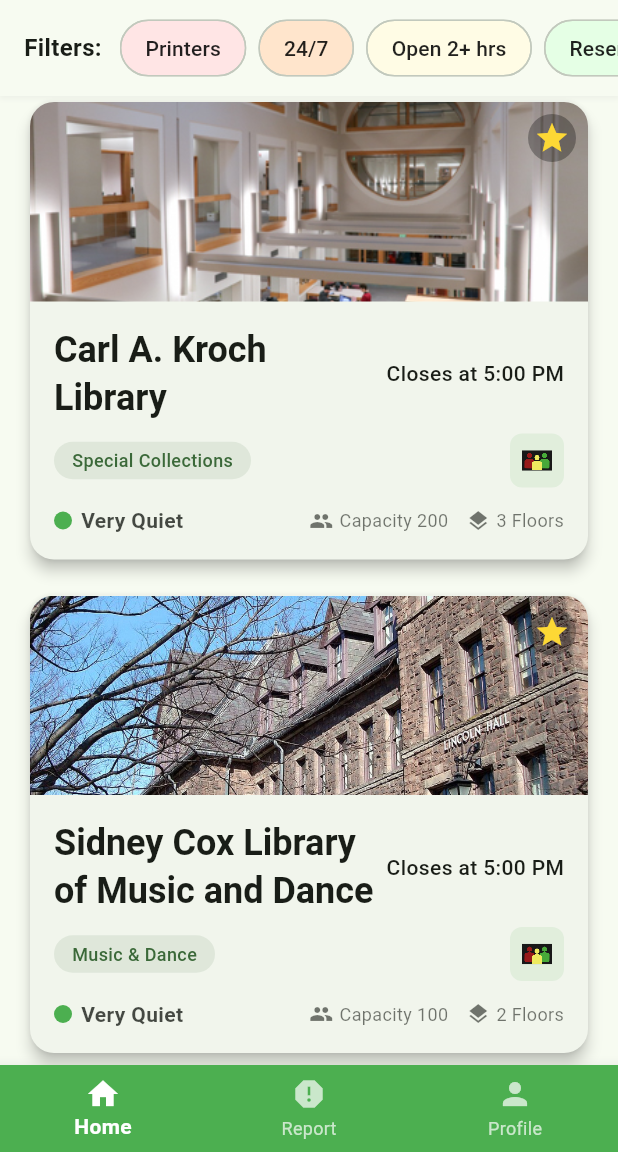
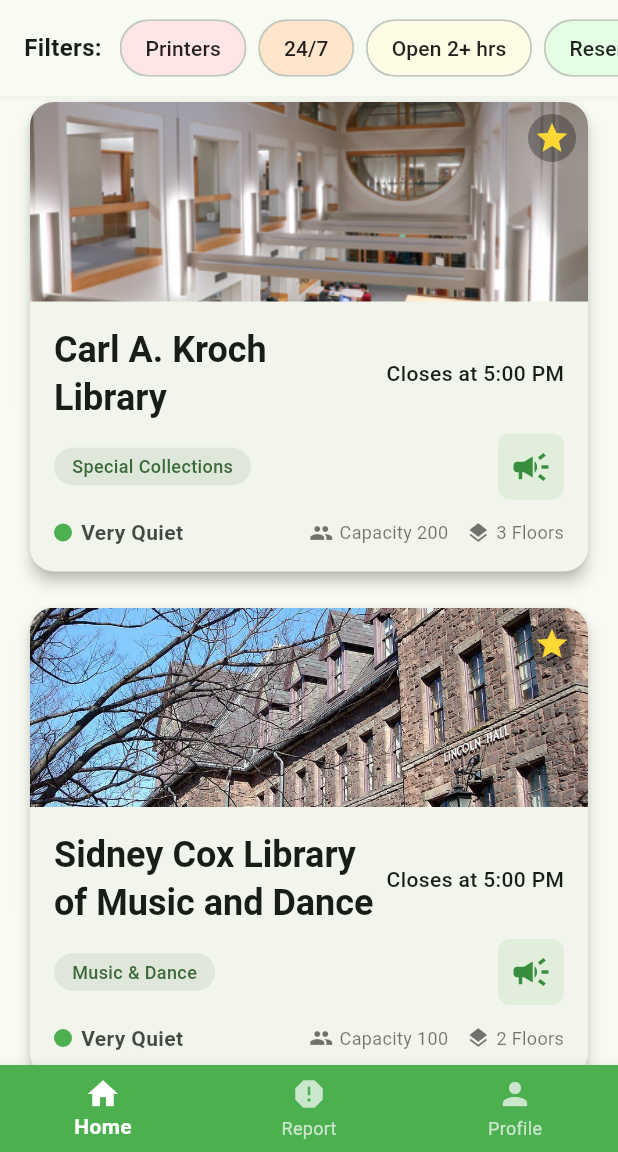
Before and after one commit to cycle4passion/StudySpacesApp, a Flutter app: the screen it shows after launch, on a phone screen of 412 x 824 dp, the part 84-1236 px from its top. Run offline on Flutter 3.47's test engine with Material 3 defaults, Android fonts, the light colour scheme and no system bars; our stand-ins replace shared_preferences, webview_flutter.

Commit message:
reservations overlay, new report bullhorn

```diff
--- a/lib/screens/home_screen.dart
+++ b/lib/screens/home_screen.dart
@@ -136,11 +136,7 @@
       case 'Open 2+ hrs':
         return _libraryOpenForHours(library, 2);
       case 'Reservations':
-        return library.features.any(
-          (feature) =>
-              feature.toLowerCase().contains('reservable rooms') ||
-              feature.toLowerCase().contains('booking'),
-        );
+        return library.reservationid != null;
       case 'Staffed':
         return library.features.any(
           (feature) => feature.toLowerCase().contains('research assistance'),
@@ -179,6 +175,80 @@
     int futureTime = currentTime + (hours * 100);
 
     return futureTime <= closeTime;
+  }
+
+  Widget _buildFilterRow() {
+    return Container(
+      width: double.infinity,
+      decoration: BoxDecoration(
+        color: Theme.of(context).scaffoldBackgroundColor,
+        boxShadow: [
+          BoxShadow(
+            color: Colors.grey.withOpacity(0.1),
+            spreadRadius: 1,
+            blurRadius: 2,
+            offset: const Offset(0, 1),
+          ),
+        ],
+      ),
+      padding: const EdgeInsets.symmetric(vertical: 12.0),
+      child: Row(
+        children: [
+          const Padding(
+            padding: EdgeInsets.only(left: 16.0, right: 12.0),
+            child: Text(
+              'Filters:',
+              style: TextStyle(fontWeight: FontWeight.w600, fontSize: 16),
+            ),
+          ),
+          Expanded(
+            child: SizedBox(
+              height: 40,
+              child: SingleChildScrollView(
+                scrollDirection: Axis.horizontal,
+                padding: const EdgeInsets.only(right: 16.0),
+                child: Row(
+                  children: filterStates.keys.map((filterName) {
+                    return Padding(
+                      padding: const EdgeInsets.only(right: 8.0),
+                      child: FilterChip(
+                        label: Text(
+                          filterName,
+                          style: TextStyle(
+                            color: filterStates[filterName] == true
+                                ? Colors.black87
+                                : Theme.of(context).brightness ==
+                                      Brightness.dark
+                                ? Colors.black87
+                                : Colors.black87,
+                            fontWeight: FontWeight.w500,
+                          ),
+                        ),
+                        selected: filterStates[filterName] ?? false,
+                        onSelected: (bool selected) {
+                          setState(() {
+                            filterStates[filterName] = selected;
+                            _applyFilters();
+                          });
+                        },
+                        backgroundColor: filterColors[filterName],
+                        selectedColor: filterColors[filterName]?.withOpacity(
+                          0.8,
+                        ),
+                        checkmarkColor: Colors.black87,
+                        shape: RoundedRectangleBorder(
+                          borderRadius: BorderRadius.circular(20.0),
+                        ),
+                      ),
+                    );
+                  }).toList(),
+                ),
+              ),
+            ),
+          ),
+        ],
+      ),
+    );
   }
 
   @override
@@ -225,8 +295,47 @@
           ),
         ],
       ),
-      body: filteredLibraries.isEmpty
+      body: libraries.isEmpty
           ? const Center(child: CircularProgressIndicator())
+          : filteredLibraries.isEmpty
+          ? Column(
+              children: [
+                _buildFilterRow(),
+                Expanded(
+                  child: Center(
+                    child: Padding(
+                      padding: const EdgeInsets.all(24.0),
+                      child: Column(
+                        mainAxisAlignment: MainAxisAlignment.center,
+                        children: [
+                          Icon(
+                            Icons.search_off,
+                            size: 80,
+                            color: Colors.grey.shade400,
+                          ),
+                          const SizedBox(height: 16),
+                          Text(
+                            'No Libraries Found',
+                            style: Theme.of(context).textTheme.headlineSmall
+                                ?.copyWith(
+                                  color: Colors.grey.shade600,
+                                  fontWeight: FontWeight.bold,
+                                ),
+                          ),
+                          const SizedBox(height: 8),
+                          Text(
+                            'Try adjusting your filters to see more results.',
+                            style: Theme.of(context).textTheme.bodyLarge
+                                ?.copyWith(color: Colors.grey.shade500),
+                            textAlign: TextAlign.center,
+                          ),
+                        ],
+                      ),
+                    ),
+                  ),
+                ),
+              ],
+            )
           : ListView.builder(
               padding: EdgeInsets
                   .zero, // Remove top padding to be flush with app bar
@@ -235,83 +344,7 @@
               itemBuilder: (context, index) {
                 // First item is the filter row
                 if (index == 0) {
-                  return Container(
-                    width: double.infinity,
-                    decoration: BoxDecoration(
-                      color: Theme.of(context).scaffoldBackgroundColor,
-                      boxShadow: [
-                        BoxShadow(
-                          color: Colors.grey.withOpacity(0.1),
-                          spreadRadius: 1,
-                          blurRadius: 2,
-                          offset: const Offset(0, 1),
-                        ),
-                      ],
-                    ),
-                    padding: const EdgeInsets.symmetric(vertical: 12.0),
-                    child: Row(
-                      children: [
-                        const Padding(
-                          padding: EdgeInsets.only(left: 16.0, right: 12.0),
-                          child: Text(
-                            'Filters:',
-                            style: TextStyle(
-                              fontWeight: FontWeight.w600,
-                              fontSize: 16,
-                            ),
-                          ),
-                        ),
-                        Expanded(
-                          child: SizedBox(
-                            height: 40,
-                            child: SingleChildScrollView(
-                              scrollDirection: Axis.horizontal,
-                              padding: const EdgeInsets.only(right: 16.0),
-                              child: Row(
-                                children: filterStates.keys.map((filterName) {
-                                  return Padding(
-                                    padding: const EdgeInsets.only(right: 8.0),
-                                    child: FilterChip(
-                                      label: Text(
-                                        filterName,
-                                        style: TextStyle(
-                                          color:
-                                              filterStates[filterName] == true
-                                              ? Colors.black87
-                                              : Theme.of(context).brightness ==
-                                                    Brightness.dark
-                                              ? Colors.black87
-                                              : Colors.black87,
-                                          fontWeight: FontWeight.w500,
-                                        ),
-                                      ),
-                                      selected:
-                                          filterStates[filterName] ?? false,
-                                      onSelected: (bool selected) {
-                                        setState(() {
-                                          filterStates[filterName] = selected;
-                                          _applyFilters();
-                                        });
-                                      },
-                                      backgroundColor: filterColors[filterName],
-                                      selectedColor: filterColors[filterName]
-                                          ?.withOpacity(0.8),
-                                      checkmarkColor: Colors.black87,
-                                      shape: RoundedRectangleBorder(
-                                        borderRadius: BorderRadius.circular(
-                                          20.0,
-                                        ),
-                                      ),
-                                    ),
-                                  );
-                                }).toList(),
-                              ),
-                            ),
-                          ),
-                        ),
-                      ],
-                    ),
-                  );
+                  return _buildFilterRow();
                 }
 
                 // Adjust index for library items
@@ -547,28 +580,11 @@
                                                           8,
                                                         ),
                                                   ),
-                                                  child: Image.asset(
-                                                    'assets/icon/report.png',
-                                                    width: 20,
-                                                    height: 20,
-                                                    fit: BoxFit.contain,
-                                                    filterQuality:
-                                                        FilterQuality.high,
-                                                    isAntiAlias: true,
-                                                    errorBuilder:
-                                                        (
-                                                          context,
-                                                          error,
-                                                          stackTrace,
-                                                        ) {
-                                                          return Icon(
-                                                            Icons.report,
-                                                            size: 20,
-                                                            color: Colors
-                                                                .green
-                                                                .shade700,
-                                                          );
-                                                        },
+                                                  child: Icon(
+                                                    Icons.campaign,
+                                                    size: 28,
+                                                    color:
+                                                        Colors.green.shade700,
                                                   ),
                                                 ),
                                               ),
```
Also changed, not shown: lib/screens/library_detail_screen.dart (+58 -53 lines), assets/icon/report.png.
